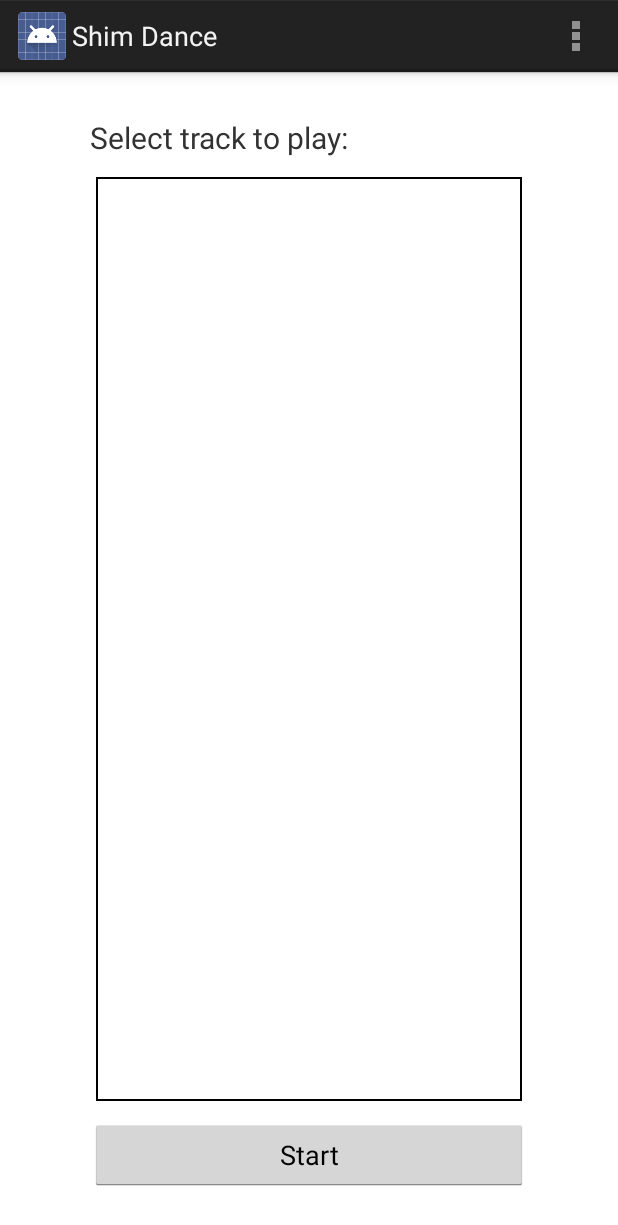
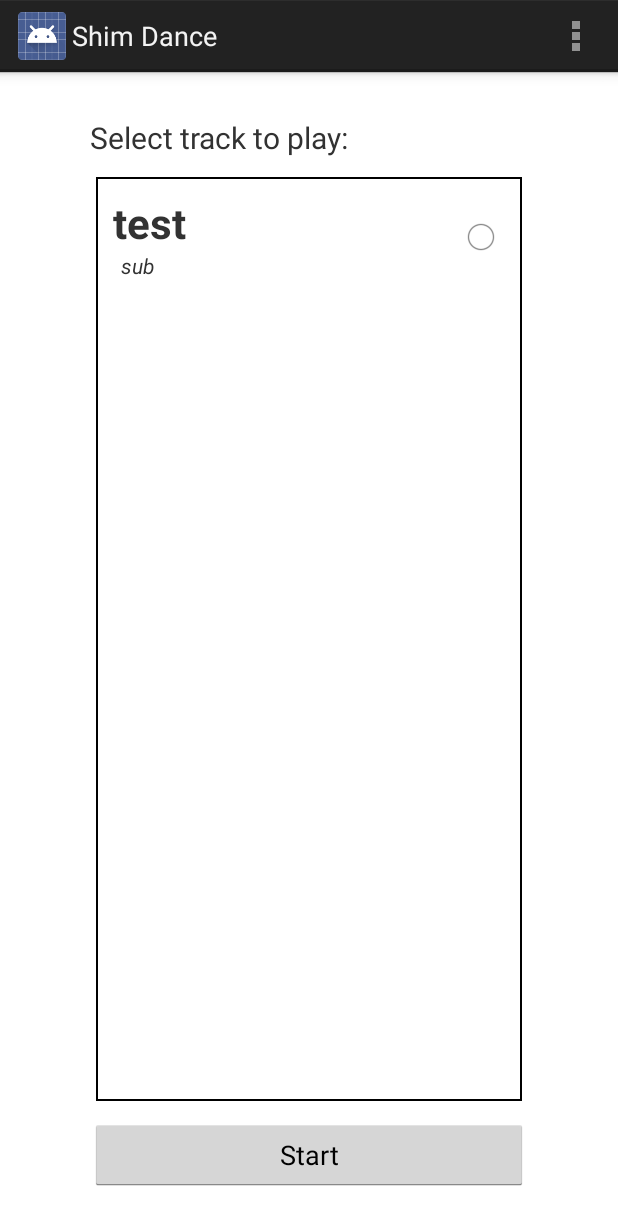
Before and after one commit to gabr/ShimDance, an Android app: the TracksActivity screen opened directly, with no data from a screen before it, on a phone screen of 412 x 824 dp. Shown: the top 1225 px of the screen. Run offline under Robolectric (Android 15) with nearby library versions, the phone set to English and light mode, and no system bars.

Commit message:
Tmp copy before algorithm changes

```diff
--- a/app/src/main/java/com/arekaga/shimdance/CalibrationActivity.java
+++ b/app/src/main/java/com/arekaga/shimdance/CalibrationActivity.java
@@ -120,11 +120,11 @@ public class CalibrationActivity extends Activity {
                 mOutputTextView2.setText("");
 
             if (data[0] != null && data[0].direction != null) {
-                mOutputTextView1.append(data[0].direction);
+                mOutputTextView1.append(" " + data[0].direction);
             }
 
             if (data[1] != null && data[1].direction != null) {
-                mOutputTextView2.append(data[1].direction);
+                mOutputTextView2.append(" " + data[1].direction);
             }
         }
     };
--- a/app/src/main/java/com/arekaga/shimdance/TracksActivity.java
+++ b/app/src/main/java/com/arekaga/shimdance/TracksActivity.java
@@ -9,10 +9,16 @@ import android.view.MenuItem;
 
 public class TracksActivity extends Activity {
 
+    private TracksListView mTracksList;
+    private String[][] mTracks = {{"test", "sub"}};
+
     @Override
     protected void onCreate(Bundle savedInstanceState) {
         super.onCreate(savedInstanceState);
         setContentView(R.layout.activity_tracks);
+
+        mTracksList = (TracksListView) findViewById(R.id.TracksListView);
+        mTracksList.addTracks(mTracks);
     }
 
 
--- /dev/null
+++ b/app/src/main/java/com/arekaga/shimdance/TracksListView.java
@@ -0,0 +1,217 @@
+package com.arekaga.shimdance;
+
+import android.content.Context;
+import android.util.AttributeSet;
+import android.view.LayoutInflater;
+import android.view.View;
+import android.view.ViewGroup;
+import android.widget.ArrayAdapter;
+import android.widget.CompoundButton;
+import android.widget.ListView;
+import android.widget.RadioButton;
+import android.widget.TextView;
+
+import java.util.ArrayList;
+import java.util.List;
+
+/**
+ * Devices List View
+ */
+public class TracksListView extends ListView {
+
+    //region Item class
+
+    /**
+     * Container for one list item data
+     */
+    private class Item {
+        public String name;
+        public String subscription;
+        public Boolean selected;
+
+        public Item(String name, String subscription) {
+            this.name = name;
+            this.subscription = subscription;
+            this.selected = false;
+        }
+    }
+    //endregion
+
+    //region DevicesArrayAdapter
+
+    /**
+     * Devices Array Adapter for this List View
+     */
+    private class TracksArrayAdapter extends ArrayAdapter<Item> implements CompoundButton.OnCheckedChangeListener {
+
+        /**
+         * List of all items
+         */
+        private ArrayList<Item> mItems = new ArrayList<Item>();
+
+        /**
+         * Selected item
+         */
+        private Item mSelectedItem = null;
+
+        /**
+         * Default public constructor
+         * @param context Context view
+         */
+        public TracksArrayAdapter(Context context) {
+            super(context, R.layout.row_device);
+        }
+
+        /**
+         * Get view method
+         * @param position item position
+         * @param convertView context view
+         * @param parent parent view
+         * @return returns view to display
+         */
+        @Override
+        public View getView(int position, View convertView, ViewGroup parent) {
+
+            // use previously created view if exist
+            if (convertView == null) {
+                LayoutInflater inflater = (LayoutInflater) getContext().getSystemService(Context.LAYOUT_INFLATER_SERVICE);
+                convertView = inflater.inflate(R.layout.row_tracks, parent, false);
+            }
+
+            // get item
+            Item item = getItem(position);
+
+            // get row GUI elements
+            TextView trackName = (TextView) convertView.findViewById(R.id.row_track_name);
+            TextView trackSubscription = (TextView) convertView.findViewById(R.id.row_track_subscription);
+            RadioButton radioButton = (RadioButton) convertView.findViewById(R.id.row_track_radio_button);
+
+            // rewrite data from item to GUI elements
+            trackName.setText(item.name);
+            trackSubscription.setText(item.subscription);
+            radioButton.setChecked(item.selected);
+
+            // save item position in check box
+            radioButton.setTag(position);
+
+            // add check box listener
+            radioButton.setOnCheckedChangeListener(this);
+
+            // return view
+            return convertView;
+        }
+
+        /**
+         * Implementatino of OnCheckedChangeListener.
+         * Saves new radio button state in related item.
+         * @param b new radio button state
+         */
+        @Override
+        public void onCheckedChanged(CompoundButton compoundButton, boolean b) {
+            // get item position from tag
+            int position = (Integer) compoundButton.getTag();
+            // get item
+            Item item = getItem(position);
+
+            // if state is checked set this item as selected one
+            if (b) {
+                if (mSelectedItem != null) {
+                    mSelectedItem.selected = false;
+                }
+
+                item.selected = true;
+                mSelectedItem = item;
+            }
+
+            // redraw all checkboxes
+            this.notifyDataSetChanged();
+        }
+
+        /**
+         * Returns item on given position
+         * @param position item position
+         * @return item on given position
+         */
+        @Override
+        public Item getItem(int position) {
+            return mItems.get(position);
+        }
+
+        /**
+         * Returns list of selected items
+         * @return list of selected items
+         */
+        public Item getSelected() {
+            return mSelectedItem;
+        }
+
+        /**
+         * Returns number of items
+         * @return number of items
+         */
+        @Override
+        public int getCount() {
+            return mItems.size();
+        }
+
+        /**
+         * Adds given item
+         * @param item item to add
+         */
+        public void addItem(Item item) {
+            mItems.add(item);
+        }
+
+        /**
+         * Removes all elements from list
+         */
+        public void clearItemsList() {
+            mItems.clear();
+        }
+    }
+
+    //endregion
+
+    /**
+     * Adapter for this list
+     */
+    private TracksArrayAdapter mAdapter;
+
+    /**
+     * Calls default constructor and creates adapter
+     * @param context View context
+     */
+    public TracksListView(Context context, AttributeSet attributeSet) {
+        super(context, attributeSet, R.layout.row_tracks);
+
+        // create and add DevicesArrayAdatper
+        mAdapter = new TracksArrayAdapter(context);
+        this.setAdapter(mAdapter);
+    }
+
+    /**
+     * Adds given list of Tracks to List View
+     * @param tracks list of tracks, each track is a string array
+     *               where first element is track name, and the
+     *               second is track subscription
+     */
+    public void addTracks(String[][] tracks) {
+        // clear devices list in adapter
+        mAdapter.clearItemsList();
+        // for each device create and add Item object
+        for (String[] data: tracks) {
+            mAdapter.addItem(new Item(data[0], data[1]));
+        }
+        // refresh view
+        mAdapter.notifyDataSetChanged();
+    }
+
+    /**
+     * Returns selected track
+     * @return selected track
+     */
+    public String[] getSelected() {
+        Item item = mAdapter.getSelected();
+        return new String[] {item.name, item.subscription};
+    }
+}
--- a/app/src/main/res/layout/activity_tracks.xml
+++ b/app/src/main/res/layout/activity_tracks.xml
@@ -17,7 +17,7 @@
         android:layout_alignParentBottom="true"/>
 
     <LinearLayout
-        android:id="@+id/FrameLayout"
+        android:id="@+id/TracksFrame"
         android:layout_width="fill_parent"
         android:layout_height="fill_parent"
         android:layout_marginLeft="4dp"
@@ -27,8 +27,8 @@
         android:layout_marginTop="40dp"
         android:layout_marginBottom="60dp">
 
-        <com.arekaga.shimdance.DevicesListView
-            android:id="@+id/DevicesListView"
+        <com.arekaga.shimdance.TracksListView
+            android:id="@+id/TracksListView"
             android:layout_width="fill_parent"
             android:layout_height="fill_parent"
             android:background="@android:color/white"/>
@@ -36,7 +36,7 @@
     </LinearLayout>
 
     <Button
-        android:id="@+id/StartButton"
+        android:id="@+id/PlayButton"
         android:layout_width="fill_parent"
         android:layout_height="wrap_content"
         android:onClick="onStartButton"
--- /dev/null
+++ b/app/src/main/res/layout/row_tracks.xml
@@ -0,0 +1,34 @@
+<?xml version="1.0" encoding="utf-8"?>
+<RelativeLayout xmlns:android="http://schemas.android.com/apk/res/android"
+                android:layout_width="match_parent"
+                android:layout_height="wrap_content"
+                android:padding="@dimen/row_device_padding">
+
+    <TextView
+        android:id="@+id/row_track_name"
+        android:text="Name"
+        android:layout_width="wrap_content"
+        android:layout_height="wrap_content"
+        android:layout_alignParentTop="true"
+        android:layout_alignParentLeft="true"
+        android:textSize="28dp"
+        android:textStyle="bold"/>
+
+    <TextView
+        android:id="@+id/row_track_subscription"
+        android:text="Subscription"
+        android:layout_width="wrap_content"
+        android:layout_height="wrap_content"
+        android:layout_alignParentLeft="true"
+        android:layout_below="@id/row_track_name"
+        android:textStyle="italic"
+        android:paddingLeft="5dp"/>
+
+    <RadioButton
+        android:id="@+id/row_track_radio_button"
+        android:layout_width="wrap_content"
+        android:layout_height="wrap_content"
+        android:layout_alignParentRight="true"
+        android:layout_centerVertical="true"/>
+
+</RelativeLayout>
```
Also changed, not shown: app/src/main/java/com/arekaga/shimdance/DataProcessor.java (+14 -33 lines).
